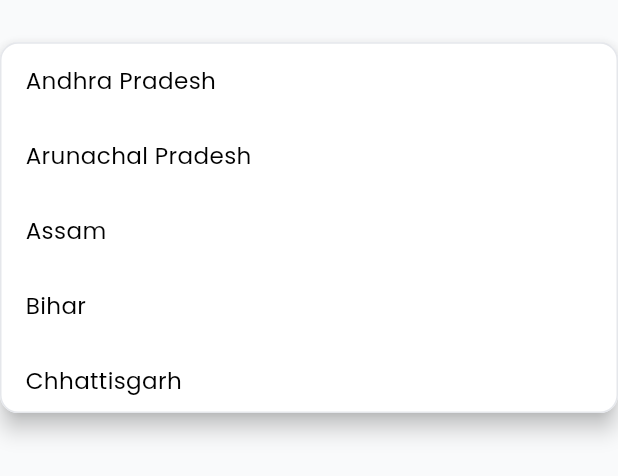
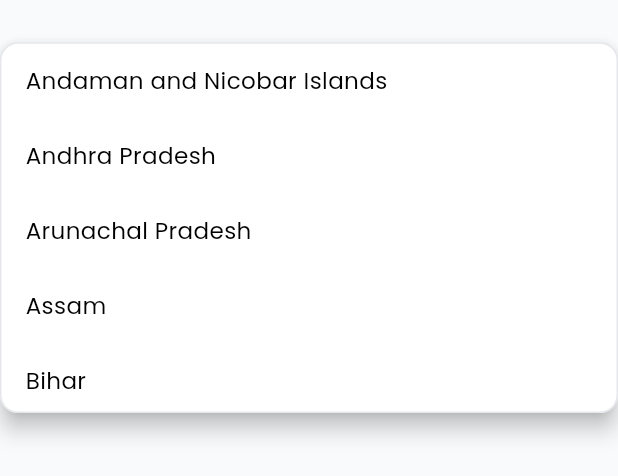
Before and after one commit to liftandloop-tech/ressearchvia-old, a Flutter app: the StateSelector widget shown alone on an empty page, opened directly with empty values, after a tap on "Select", on a phone screen of 412 x 824 dp. Shown: the top 476 px of the screen. Run offline on Flutter 3.47's test engine with Material 3 defaults, Android fonts, the phone set to English and light mode, and no system bars; our stand-ins replace camera, chewie, data_table_2, device_info_plus, dio, file_picker and 18 more; missing offline and left inert: dart:html, dart:js_interop, dart:ui_web, in_app_update, otp_autofill, razorpay_flutter and 1 more; accounts and stored records are empty; network calls fail.

Commit message:
feat(kyc): add missing union territories and GST state codes to KRA fallback form

```diff
--- a/spresearchvia-admin-panel/lib/controllers/subscription/pending_bank_transfers.controller.dart
+++ b/spresearchvia-admin-panel/lib/controllers/subscription/pending_bank_transfers.controller.dart
@@ -2864,6 +2864,7 @@ class PendingBankTransfersController extends GetxController {
     '37': (name: 'Andhra Pradesh', panCode: 'AP'),
     '38': (name: 'Ladakh', panCode: 'LA'),
     '97': (name: 'Other Territory', panCode: 'OT'),
+    '99': (name: 'Centre Jurisdiction', panCode: '-'),
   };
 
   static ({String name, String code, String panCode, bool isIntraState}) resolveStateInfo(
--- a/spresearchvia-app/lib/controllers/state_selector.controller.dart
+++ b/spresearchvia-app/lib/controllers/state_selector.controller.dart
@@ -2,18 +2,25 @@ import 'package:flutter/material.dart';
 import 'package:get/get.dart';
 
 final List<String> indianStates = [
+  'Andaman and Nicobar Islands',
   'Andhra Pradesh',
   'Arunachal Pradesh',
   'Assam',
   'Bihar',
+  'Chandigarh',
   'Chhattisgarh',
+  'Dadra & Nagar Haveli and Daman & Diu',
+  'Delhi',
   'Goa',
   'Gujarat',
   'Haryana',
   'Himachal Pradesh',
+  'Jammu and Kashmir',
   'Jharkhand',
   'Karnataka',
   'Kerala',
+  'Ladakh',
+  'Lakshadweep',
   'Madhya Pradesh',
   'Maharashtra',
   'Manipur',
@@ -21,6 +28,7 @@ final List<String> indianStates = [
   'Mizoram',
   'Nagaland',
   'Odisha',
+  'Puducherry',
   'Punjab',
   'Rajasthan',
   'Sikkim',
@@ -30,6 +38,8 @@ final List<String> indianStates = [
   'Uttar Pradesh',
   'Uttarakhand',
   'West Bengal',
+  'Other Territory',
+  'Centre Jurisdiction',
 ];
 
 class StateSelectorController extends GetxController {
--- a/spresearchvia-app/lib/widgets/dropdown.dart
+++ b/spresearchvia-app/lib/widgets/dropdown.dart
@@ -56,18 +56,25 @@ class StateSelector extends StatelessWidget {
   final ValueChanged<String?> onChanged;
 
   final List<String> indianStates = [
+    'Andaman and Nicobar Islands',
     'Andhra Pradesh',
     'Arunachal Pradesh',
     'Assam',
     'Bihar',
+    'Chandigarh',
     'Chhattisgarh',
+    'Dadra & Nagar Haveli and Daman & Diu',
+    'Delhi',
     'Goa',
     'Gujarat',
     'Haryana',
     'Himachal Pradesh',
+    'Jammu and Kashmir',
     'Jharkhand',
     'Karnataka',
     'Kerala',
+    'Ladakh',
+    'Lakshadweep',
     'Madhya Pradesh',
     'Maharashtra',
     'Manipur',
@@ -75,6 +82,7 @@ class StateSelector extends StatelessWidget {
     'Mizoram',
     'Nagaland',
     'Odisha',
+    'Puducherry',
     'Punjab',
     'Rajasthan',
     'Sikkim',
@@ -84,6 +92,8 @@ class StateSelector extends StatelessWidget {
     'Uttar Pradesh',
     'Uttarakhand',
     'West Bengal',
+    'Other Territory',
+    'Centre Jurisdiction',
   ];
 
   Widget _createOverlayWidget(
--- a/spresearchvia-app/lib/widgets/state_selector.dart
+++ b/spresearchvia-app/lib/widgets/state_selector.dart
@@ -3,18 +3,25 @@ import 'package:get/get.dart';
 import '../core/constants/state_map.dart' as map_utils;
 
 final List<String> indianStates = [
+  'Andaman and Nicobar Islands',
   'Andhra Pradesh',
   'Arunachal Pradesh',
   'Assam',
   'Bihar',
+  'Chandigarh',
   'Chhattisgarh',
+  'Dadra & Nagar Haveli and Daman & Diu',
+  'Delhi',
   'Goa',
   'Gujarat',
   'Haryana',
   'Himachal Pradesh',
+  'Jammu and Kashmir',
   'Jharkhand',
   'Karnataka',
   'Kerala',
+  'Ladakh',
+  'Lakshadweep',
   'Madhya Pradesh',
   'Maharashtra',
   'Manipur',
@@ -22,6 +29,7 @@ final List<String> indianStates = [
   'Mizoram',
   'Nagaland',
   'Odisha',
+  'Puducherry',
   'Punjab',
   'Rajasthan',
   'Sikkim',
@@ -31,6 +39,8 @@ final List<String> indianStates = [
   'Uttar Pradesh',
   'Uttarakhand',
   'West Bengal',
+  'Other Territory',
+  'Centre Jurisdiction',
 ];
 
 class StateSelectorController extends GetxController {
```
Also changed, not shown: spresearchvia-app/lib/core/constants/state_map.dart (+79 -70 lines), 1 other file.
